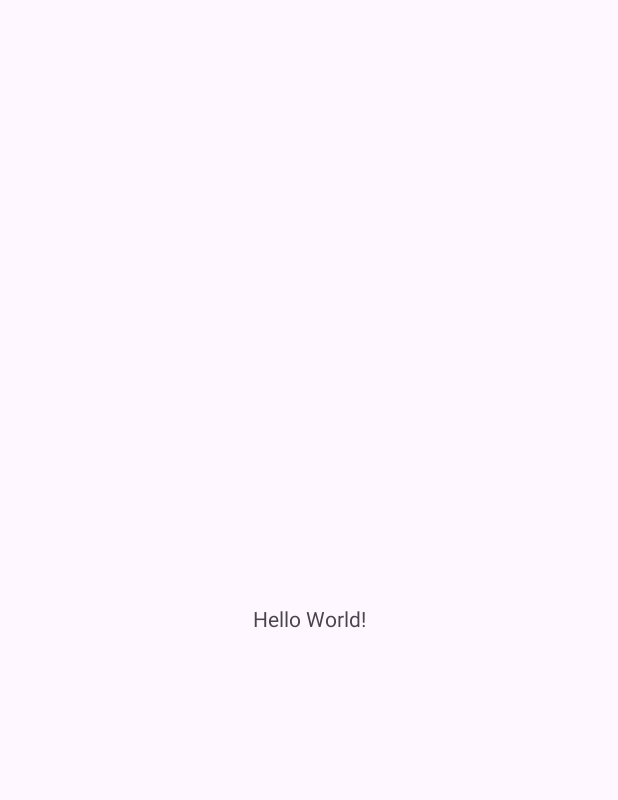
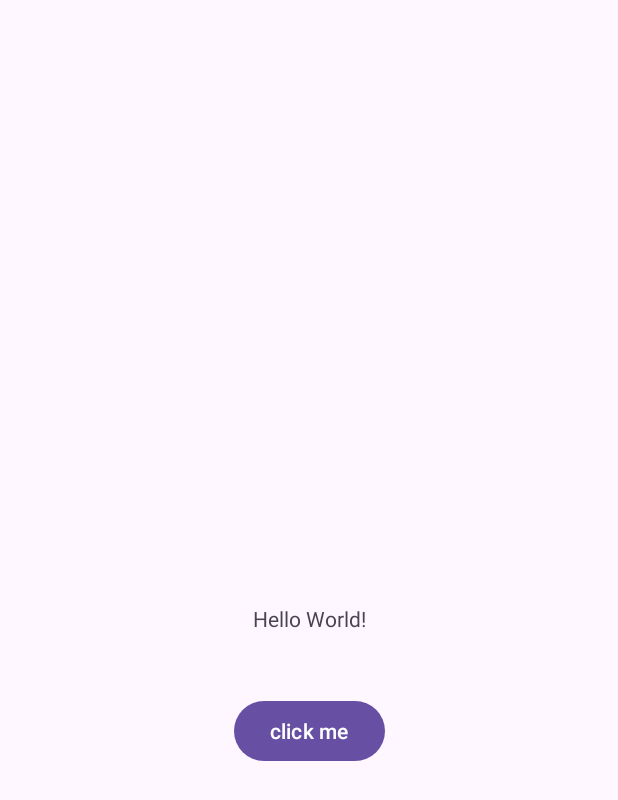
Before and after one commit to abdultanveer/Day3pay, an Android app: the screen it shows after launch (MainActivity), on a phone screen of 412 x 824 dp. Before the commit the part shown is almost empty. Shown: the top 800 px of the screen. Run offline under Robolectric (Android 15) with nearby library versions, the phone set to English and light mode, and no system bars.

Commit message:
handle button clicks

```diff
--- a/app/src/main/java/com/example/day3pay/MainActivity.kt
+++ b/app/src/main/java/com/example/day3pay/MainActivity.kt
@@ -1,15 +1,24 @@
 package com.example.day3pay
 
 import android.os.Bundle
+import android.view.View
+import android.widget.TextView
 import androidx.activity.enableEdgeToEdge
 import androidx.appcompat.app.AppCompatActivity
 import androidx.core.view.ViewCompat
 import androidx.core.view.WindowInsetsCompat
 
 class MainActivity : AppCompatActivity() {
+    lateinit var mainTv:TextView
+
     override fun onCreate(savedInstanceState: Bundle?) {
         super.onCreate(savedInstanceState)
         setContentView(R.layout.activity_main)
+        mainTv = findViewById(R.id.tvMain)
 
     }
+
+    fun handleClick(view: View) {
+        mainTv.setText("hello paypal -- android")
+    }
 }
--- a/app/src/main/res/layout/activity_main.xml
+++ b/app/src/main/res/layout/activity_main.xml
@@ -8,6 +8,7 @@
     tools:context=".MainActivity">
 
     <TextView
+        android:id="@+id/tvMain"
         android:layout_width="wrap_content"
         android:layout_height="wrap_content"
         android:text="Hello World!"
@@ -16,4 +17,15 @@
         app:layout_constraintStart_toStartOf="parent"
         app:layout_constraintTop_toTopOf="parent" />
 
+    <Button
+        android:id="@+id/button"
+        android:onClick="handleClick"
+        android:layout_width="wrap_content"
+        android:layout_height="wrap_content"
+        android:layout_marginTop="41dp"
+        android:text="click me"
+        app:layout_constraintEnd_toEndOf="parent"
+        app:layout_constraintStart_toStartOf="parent"
+        app:layout_constraintTop_toBottomOf="@+id/tvMain" />
+
 </androidx.constraintlayout.widget.ConstraintLayout>
```
